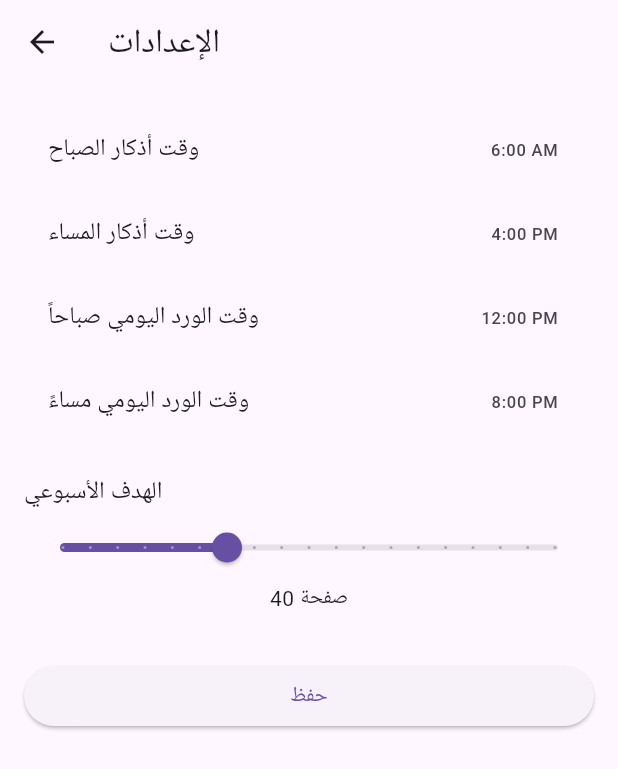
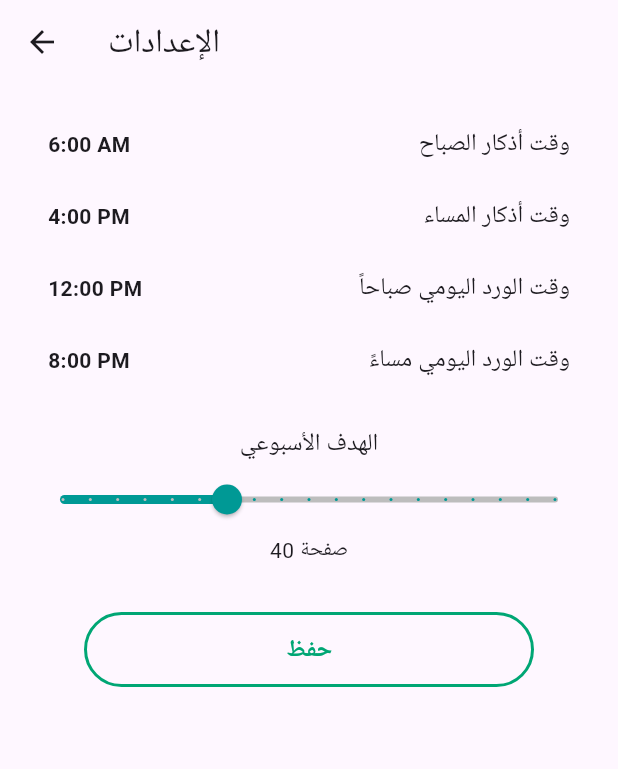
Before and after one commit to Obadah26/Obadah26.github.io, a Flutter app: the SettingsScreen screen opened directly, on a phone screen of 412 x 824 dp. Shown: the top 769 px of the screen. Run offline on Flutter 3.47's test engine with Material 3 defaults, Android fonts, the phone set to English and light mode, and no system bars; our stand-ins replace adaptive_dialog, awesome_notifications, badges, cloud_firestore, firebase_auth, firebase_core and 5 more; missing offline and left inert: flutter_islamic_icons, linear_progress_bar; accounts and stored records are empty; Roboto replaces fonts that are missing (Cairo).

Commit message:
Day 11.3

```diff
--- a/lib/main.dart
+++ b/lib/main.dart
@@ -1,6 +1,7 @@
 import 'package:alhadiqa/notification_service.dart';
 import 'package:alhadiqa/screens/azkar_screen.dart';
 import 'package:alhadiqa/screens/notification_screen.dart';
+import 'package:alhadiqa/screens/settings_screen.dart';
 import 'package:alhadiqa/screens/user_detials_screen.dart';
 import 'package:awesome_notifications/awesome_notifications.dart';
 import 'package:flutter/material.dart';
@@ -18,6 +19,7 @@ import 'package:intl/date_symbol_data_local.dart';
 import 'firebase_options.dart';
 import 'package:alhadiqa/screens/ijazah_leaderboard.dart';
 import 'package:alhadiqa/screens/recitation_leaderboard.dart';
+import 'package:alhadiqa/screens/pending_confirmations_screen.dart';
 
 void main() async {
   WidgetsFlutterBinding.ensureInitialized();
@@ -70,6 +72,8 @@ class MyApp extends StatelessWidget {
         UserDetailsScreen.id: (context) => const UserDetailsScreen(),
         AzkarScreen.id: (context) => const AzkarScreen(),
         NotificationScreen.id: (context) => const NotificationScreen(),
+        SettingsScreen.id: (context) => const SettingsScreen(),
+        PendingConfirmationsScreen.id: (context) => const NotificationScreen(),
       },
     );
   }
--- a/lib/screens/pending_confirmations_screen.dart
+++ b/lib/screens/pending_confirmations_screen.dart
@@ -7,6 +7,7 @@ import 'package:google_fonts/google_fonts.dart';
 class PendingConfirmationsScreen extends StatefulWidget {
   const PendingConfirmationsScreen({super.key, required this.userName});
   final String userName;
+  static const String id = 'pending_confirmations_screen';
 
   @override
   State<PendingConfirmationsScreen> createState() =>
--- a/lib/screens/settings_screen.dart
+++ b/lib/screens/settings_screen.dart
@@ -1,6 +1,8 @@
+import 'package:alhadiqa/const.dart';
+import 'package:alhadiqa/notification_service.dart';
+import 'package:alhadiqa/widgets/rounded_button.dart';
 import 'package:flutter/material.dart';
 import 'package:get_storage/get_storage.dart';
-import 'package:flutter/cupertino.dart';
 
 class SettingsScreen extends StatefulWidget {
   const SettingsScreen({super.key});
@@ -90,9 +92,7 @@ class _SettingsScreenState extends State<SettingsScreen> {
     );
     await _storage.write('weeklyGoal', weeklyGoal);
 
-    // هنا لازم تعيد جدولة الإشعارات بالوقت الجديد
-    // مثلاً تستدعي دالة في NotificationService تقوم بإلغاء الجداول القديمة وجدولة الجديدة
-    // انتبه أن تضيف دالة عامة لإعادة الجدولة في NotificationService (مثل reloadScheduledNotifications)
+    await NotificationService.reloadScheduledNotifications();
 
     ScaffoldMessenger.of(
       context,
@@ -105,7 +105,7 @@ class _SettingsScreenState extends State<SettingsScreen> {
       appBar: AppBar(title: const Text('الإعدادات')),
       body: Padding(
         padding: const EdgeInsets.all(16.0),
-        child: ListView(
+        child: Column(
           children: [
             _buildTimePickerTile(
               'وقت أذكار الصباح',
@@ -136,8 +136,10 @@ class _SettingsScreenState extends State<SettingsScreen> {
               value: weeklyGoal.toDouble(),
               min: 10,
               max: 100,
+              activeColor: kPrimaryColor,
+              inactiveColor: Colors.grey[400],
               divisions: 18,
-              label: '$weeklyGoal صفحة',
+              label: '$weeklyGoal',
               onChanged: (double value) {
                 setState(() {
                   weeklyGoal = value.round();
@@ -146,7 +148,11 @@ class _SettingsScreenState extends State<SettingsScreen> {
             ),
             Center(child: Text('$weeklyGoal صفحة')),
             const SizedBox(height: 30),
-            ElevatedButton(onPressed: _saveSettings, child: const Text('حفظ')),
+            RoundedButton(
+              onPressed: _saveSettings,
+              buttonText: 'حفظ',
+              isPrimary: false,
+            ),
           ],
         ),
       ),
@@ -159,10 +165,21 @@ class _SettingsScreenState extends State<SettingsScreen> {
     VoidCallback onTap,
   ) {
     final formattedTime = time.format(context);
-    return ListTile(
-      title: Text(title),
-      trailing: Text(formattedTime),
+    return InkWell(
       onTap: onTap,
+      child: Padding(
+        padding: const EdgeInsets.symmetric(vertical: 12, horizontal: 16),
+        child: Row(
+          children: [
+            Text(
+              formattedTime,
+              style: const TextStyle(fontWeight: FontWeight.bold),
+            ),
+            const Spacer(),
+            Text(title, style: const TextStyle(fontSize: 16)),
+          ],
+        ),
+      ),
     );
   }
 }
```
Also changed, not shown: lib/notification_service.dart (+96 -4 lines), lib/screens/home_screen.dart (+18 -7 lines), lib/widgets/profile_drawer.dart (+9 -2 lines).
